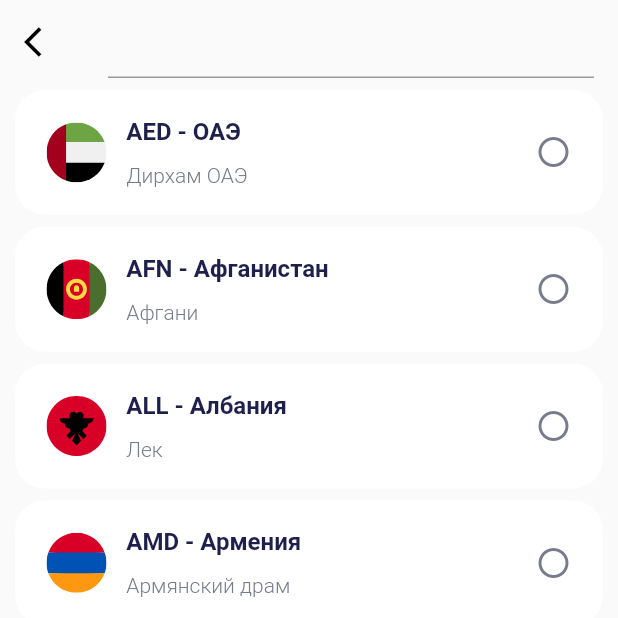
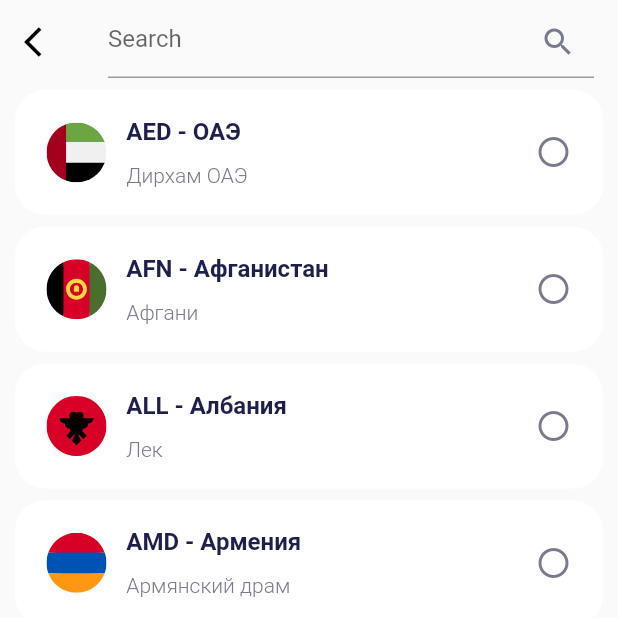
Before and after one commit to ielnitskiy/easy_converter, a Flutter app: the screen it shows after launch, after a tap on the "settings" icon, after a tap on the "add" icon, on a phone screen of 412 x 824 dp, the top half of it. Run offline on Flutter 3.47's test engine with Material 2 defaults, Android fonts, the phone set to English and light mode, and no system bars; our stand-ins replace flutter_svg, hive_flutter; accounts and stored records are empty; network calls fail.

Commit message:
cur_val-8 Добавить поиск - add search bar

```diff
--- a/lib/ui/widget/currencies_list/currencies_widget.dart
+++ b/lib/ui/widget/currencies_list/currencies_widget.dart
@@ -1,13 +1,10 @@
 import 'package:cur_val/ui/util/const.dart';
-import 'package:cur_val/ui/util/size_config.dart';
 import 'package:cur_val/ui/widget/common/currency_card_text_field.dart';
 import 'package:flutter/material.dart';
-import 'package:flutter/services.dart';
+
 import '../../../domain/selected_currencies.dart';
-import '../../../resources/resources.dart';
 import '../common/currency_card.dart';
 import 'currencies_widget_model.dart';
-import 'package:flutter_svg/flutter_svg.dart';
 
 class CurrenciesListWidget extends StatefulWidget {
   const CurrenciesListWidget({Key? key}) : super(key: key);
--- a/lib/ui/widget/select_currency/select_currency_list.dart
+++ b/lib/ui/widget/select_currency/select_currency_list.dart
@@ -54,11 +54,15 @@ class _SearchInBar extends StatelessWidget {
   @override
   Widget build(BuildContext context) {
     final model = CurrenciesWidgetModelProvider.of(context).model;
-    return Expanded(child: TextFormField(
+    return TextFormField(
+      decoration: const InputDecoration(
+        suffixIcon: Icon(Icons.search, color: AppColors.gray),
+        hintText: 'Search',
+      ),
       onChanged: (value) {
         model.searchRequest = value;
       },
-    ));
+    );
   }
 }
 
```
